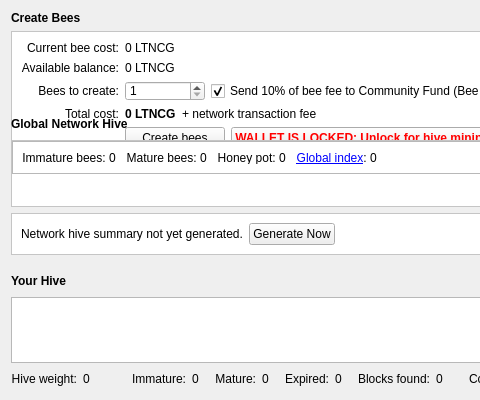
Old version of the form src/qt/forms/hivedialog.ui in the repository ToxicMotherLucker/ltnc; both pictures show x 0 to 480 and y 0 to 400 of the 1000 by 400 pixel window.
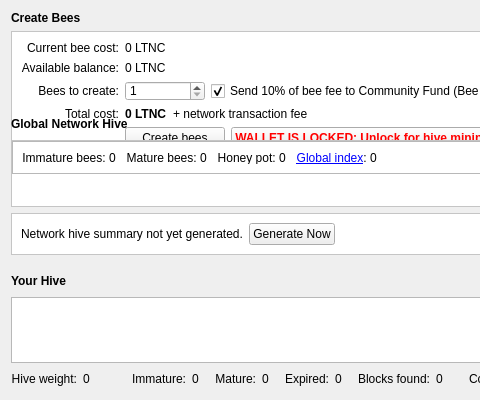
New version of the form. Icons and pictures are not drawn. Custom widgets are drawn as their Qt base class.

```diff
--- a/src/qt/forms/hivedialog.ui
+++ b/src/qt/forms/hivedialog.ui
@@ -158,7 +158,7 @@
            </font>
           </property>
           <property name="text">
-           <string>0 LTNCG</string>
+           <string>0 LTNC</string>
           </property>
          </widget>
         </item>
@@ -269,7 +269,7 @@
            </font>
           </property>
           <property name="text">
-           <string>0 LTNCG</string>
+           <string>0 LTNC</string>
           </property>
          </widget>
         </item>
@@ -393,7 +393,7 @@
            </font>
           </property>
           <property name="text">
-           <string>0 LTNCG</string>
+           <string>0 LTNC</string>
           </property>
          </widget>
         </item>
```
